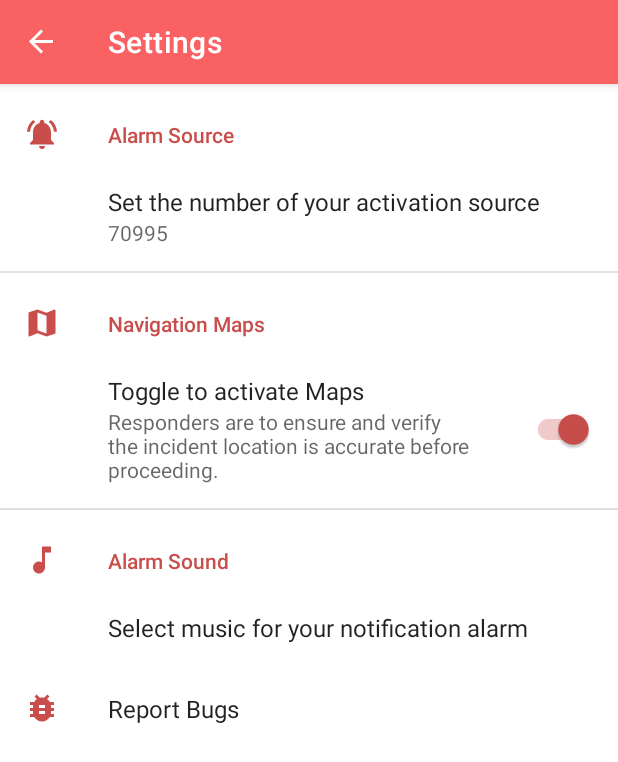
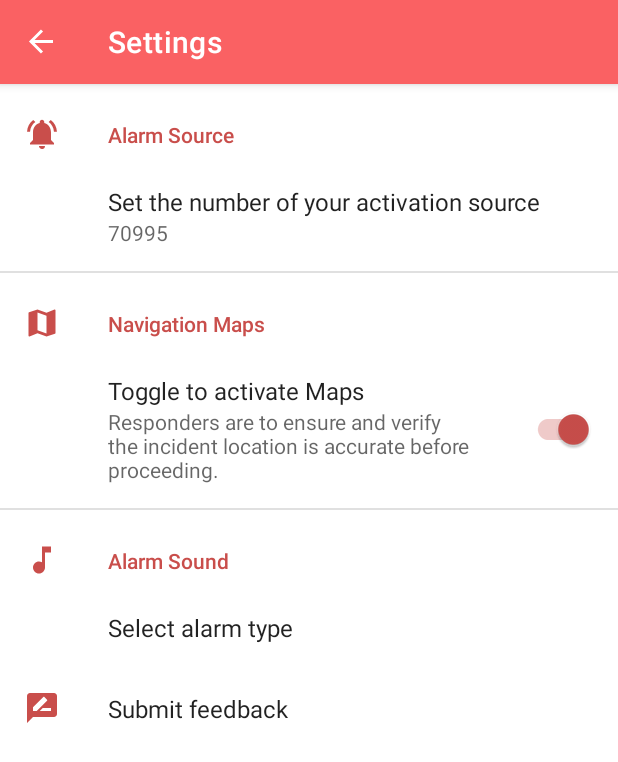
Before and after one commit to TFTDX/ResponderAlarm, an Android app: the SettingsFragment screen opened through its navigation route, on a phone screen of 412 x 824 dp. Shown: the top 762 px of the screen. Run offline under Robolectric (Android 15) with nearby library versions, the phone set to English and light mode, and no system bars; our stand-ins replace androidx.preference, navigation-ui.

Commit message:
Change report report bug icon and text to feedback

```diff
--- a/app/src/main/java/com/tftd/ResponderAlarm/MainActivity.java
+++ b/app/src/main/java/com/tftd/ResponderAlarm/MainActivity.java
@@ -43,14 +43,16 @@ public class MainActivity extends AppCompatActivity {
     @Override
     protected void onCreate(Bundle savedInstanceState) {
 
+        //First time launch
         SharedPreferences settings = getSharedPreferences(PREFS_NAME, 0);
         if (settings.getBoolean("firstStart", true)) {
-            //the app is being launched for first time, do something
+            //App is being launched first time
             Log.d("Comments", "First time app launch");
 
             showFirstRingtoneSelection();
 
             settings.edit().putBoolean("firstStart", false).commit();
+            //App is now no longer qualified for first time launch
         }
 
         super.onCreate(savedInstanceState);
--- /dev/null
+++ b/app/src/main/res/drawable/ic_baseline_rate_review_24.xml
@@ -0,0 +1,5 @@
+<vector android:height="24dp" android:tint="#C94E4B"
+    android:viewportHeight="24" android:viewportWidth="24"
+    android:width="24dp" xmlns:android="http://schemas.android.com/apk/res/android">
+    <path android:fillColor="@android:color/white" android:pathData="M20,2L4,2c-1.1,0 -1.99,0.9 -1.99,2L2,22l4,-4h14c1.1,0 2,-0.9 2,-2L22,4c0,-1.1 -0.9,-2 -2,-2zM6,14v-2.47l6.88,-6.88c0.2,-0.2 0.51,-0.2 0.71,0l1.77,1.77c0.2,0.2 0.2,0.51 0,0.71L8.47,14L6,14zM18,14h-7.5l2,-2L18,12v2z"/>
+</vector>
--- a/app/src/main/res/xml/root_preferences.xml
+++ b/app/src/main/res/xml/root_preferences.xml
@@ -24,17 +24,18 @@
     <PreferenceCategory app:title="Alarm Sound"
         app:icon="@drawable/ic_baseline_music_note_24">
         <ListPreference
-            android:key="music"
+            android:defaultValue="1"
             android:entries="@array/music_name"
             android:entryValues="@array/music_values"
-            android:title="Select music for your notification alarm"
-            android:defaultValue="1"
-            />
+            android:key="music"
+            android:title="Select alarm type" />
     </PreferenceCategory>
 
-    <Preference app:title="Report Bugs"
-        app:icon="@drawable/ic_baseline_bug_report_24">
-        <intent android:action="android.intent.action.VIEW"
+    <Preference
+        app:icon="@drawable/ic_baseline_rate_review_24"
+        app:title="Submit feedback">
+        <intent
+            android:action="android.intent.action.VIEW"
             android:data="https://form.gov.sg/62f30a8f7be87f001105746d" />
     </Preference>
 
```
